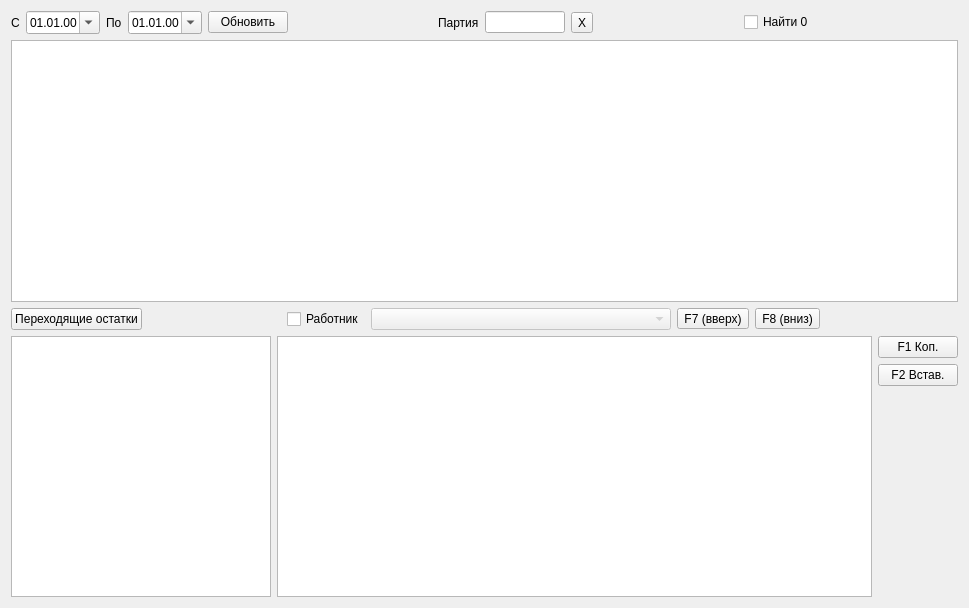
Old version of the form formjob.ui in the repository Sergeyego/el_zp.
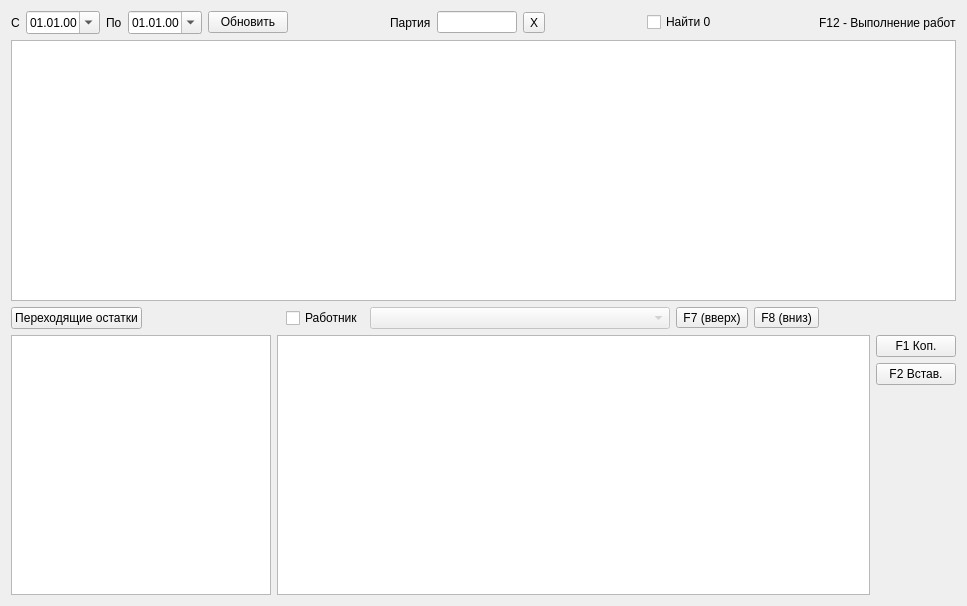
New version of the form. Custom widgets are drawn as their Qt base class.

Patch:
```diff
--- a/formjob.ui
+++ b/formjob.ui
@@ -6,8 +6,8 @@
    <rect>
     <x>0</x>
     <y>0</y>
-    <width>969</width>
-    <height>608</height>
+    <width>967</width>
+    <height>606</height>
    </rect>
   </property>
   <property name="windowTitle">
@@ -127,6 +127,13 @@
        </property>
       </spacer>
      </item>
+     <item>
+      <widget class="QLabel" name="label_4">
+       <property name="text">
+        <string>F12 - Выполнение работ</string>
+       </property>
+      </widget>
+     </item>
     </layout>
    </item>
    <item>
```
Left out of the diff: 6 changed lines with no effect on the pictures.
